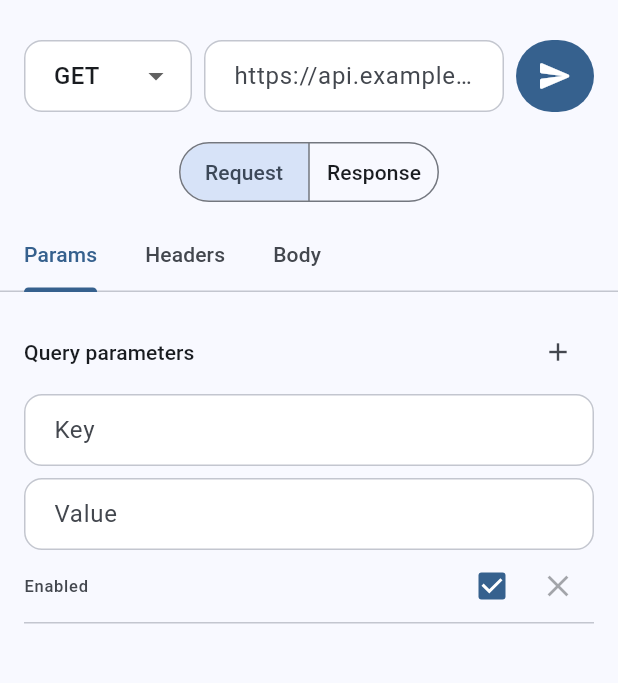
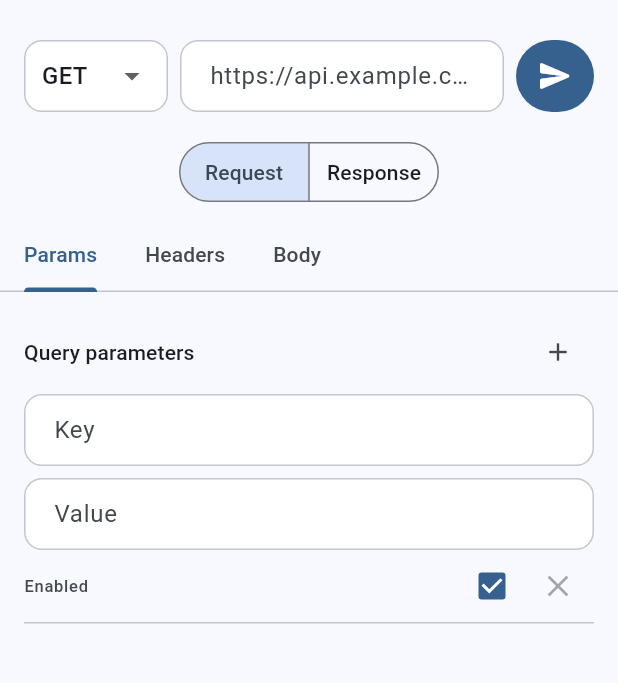
Before and after one commit to Spectra010s/lurc, a Flutter app: the screen it shows after launch, on a phone screen of 412 x 824 dp, the part 56-739 px from its top. Run offline on Flutter 3.47's test engine with Material 3 defaults, Android fonts, the light colour scheme and no system bars; our stand-ins replace dio, flutter_riverpod, shared_preferences.

Commit message:
refactor(request): tighten reqit style url bar

```diff
--- a/lib/widgets/request_bar.dart
+++ b/lib/widgets/request_bar.dart
@@ -32,11 +32,17 @@ class RequestBar extends StatelessWidget {
       builder: (context, constraints) {
         final compact = constraints.maxWidth < 520;
         final methodPicker = SizedBox(
-          width: compact ? 112 : 128,
+          width: compact ? 96 : 112,
           child: DropdownButtonFormField<HttpMethod>(
             initialValue: method,
             isExpanded: true,
-            decoration: const InputDecoration(isDense: true),
+            decoration: const InputDecoration(
+              isDense: true,
+              contentPadding: EdgeInsets.symmetric(
+                horizontal: LurcSpacing.sm,
+                vertical: LurcSpacing.md,
+              ),
+            ),
             onChanged: loading
                 ? null
                 : (value) {
@@ -98,9 +104,7 @@ class RequestBar extends StatelessWidget {
         );
 
         if (compact) {
-          return Column(
-            children: [
-              Row(
+          return Row(
             crossAxisAlignment: CrossAxisAlignment.start,
             children: [
               methodPicker,
@@ -108,8 +112,6 @@ class RequestBar extends StatelessWidget {
               Expanded(child: urlField),
               const SizedBox(width: LurcSpacing.sm),
               compactAction,
-                ],
-              ),
             ],
           );
         }
```
Lines whose indentation alone changed are shown as unchanged.
